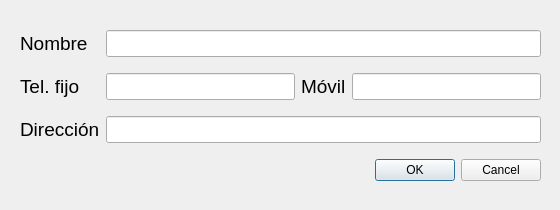
Above: anadircliente.ui from germanbravolopez/laideal before the change. Below: the same form after it.
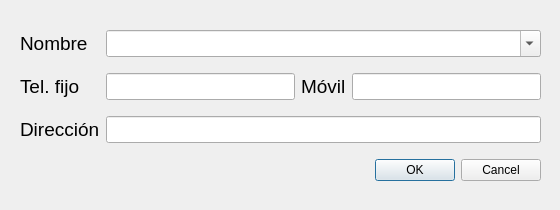
That is the form after the change.

Patch:
```diff
--- a/anadircliente.ui
+++ b/anadircliente.ui
@@ -13,7 +13,7 @@
   <property name="windowTitle">
    <string>Añadir Cliente</string>
   </property>
-  <widget class="QWidget" name="">
+  <widget class="QWidget" name="layoutWidget">
    <property name="geometry">
     <rect>
      <x>20</x>
@@ -36,15 +36,6 @@
       </property>
      </widget>
     </item>
-    <item row="0" column="1" colspan="3">
-     <widget class="QLineEdit" name="le_nombre">
-      <property name="font">
-       <font>
-        <pointsize>12</pointsize>
-       </font>
-      </property>
-     </widget>
-    </item>
     <item row="1" column="0">
      <widget class="QLabel" name="label_3">
       <property name="font">
@@ -121,6 +112,18 @@
       </property>
      </widget>
     </item>
+    <item row="0" column="1" colspan="3">
+     <widget class="QComboBox" name="cb_nombre">
+      <property name="font">
+       <font>
+        <pointsize>12</pointsize>
+       </font>
+      </property>
+      <property name="editable">
+       <bool>true</bool>
+      </property>
+     </widget>
+    </item>
    </layout>
   </widget>
  </widget>
```
Left out of the diff: 6 changed lines with no effect on the pictures.
